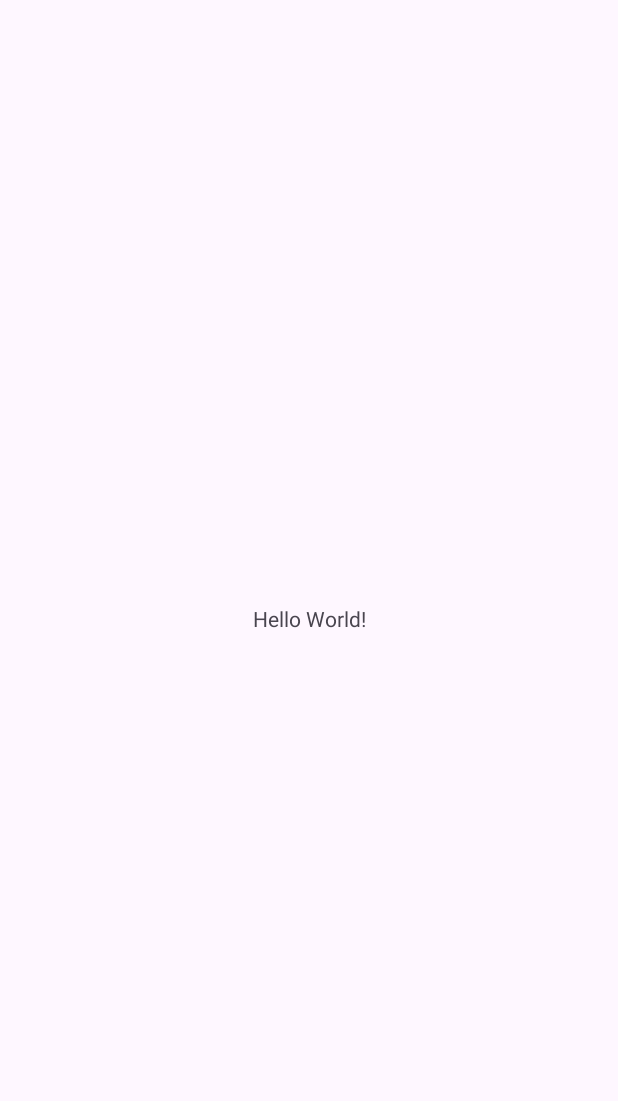
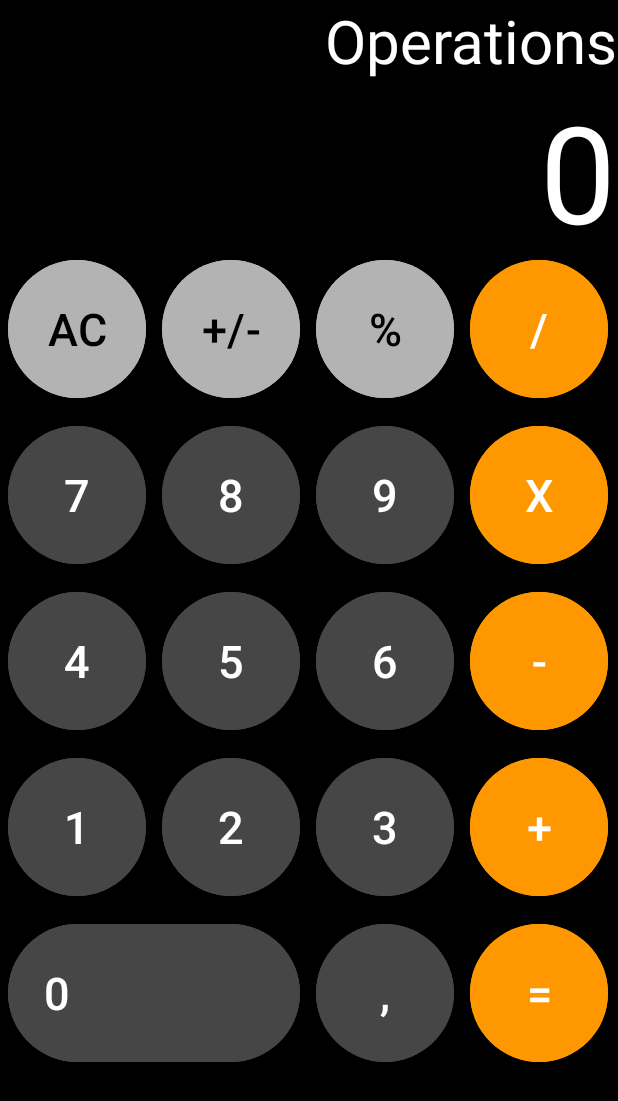
Before and after one commit to Terciodecuplo/DAMSecondYear, an Android app: the screen it shows after launch (MainActivity), on a phone screen of 412 x 824 dp. Before the commit the part shown is almost empty. Shown: the top 1101 px of the screen. Run offline under Robolectric (Android 15) with nearby library versions, the phone set to English and light mode, and no system bars.

Commit message:
created vertical screen with TableLayout

```diff
--- a/Modulos/PMDM/iOSMirrorCalculator/app/src/main/res/layout/activity_main.xml
+++ b/Modulos/PMDM/iOSMirrorCalculator/app/src/main/res/layout/activity_main.xml
@@ -1,18 +1,208 @@
 <?xml version="1.0" encoding="utf-8"?>
-<androidx.constraintlayout.widget.ConstraintLayout xmlns:android="http://schemas.android.com/apk/res/android"
+<TableLayout xmlns:android="http://schemas.android.com/apk/res/android"
     xmlns:app="http://schemas.android.com/apk/res-auto"
     xmlns:tools="http://schemas.android.com/tools"
     android:layout_width="match_parent"
     android:layout_height="match_parent"
+    android:background="@color/black"
+    android:stretchColumns="*"
     tools:context=".MainActivity">
 
-    <TextView
-        android:layout_width="wrap_content"
-        android:layout_height="wrap_content"
-        android:text="Hello World!"
-        app:layout_constraintBottom_toBottomOf="parent"
-        app:layout_constraintEnd_toEndOf="parent"
-        app:layout_constraintStart_toStartOf="parent"
-        app:layout_constraintTop_toTopOf="parent" />
+    <TableRow>
 
-</androidx.constraintlayout.widget.ConstraintLayout>
+        <TextView
+            android:layout_span="4"
+            android:text="Operations"
+            android:textAlignment="textEnd"
+            android:textColor="@color/white"
+            android:textSize="40dp" />
+    </TableRow>
+
+    <TableRow>
+
+        <TextView
+            android:layout_height="100dp"
+            android:layout_marginBottom="10dp"
+            android:layout_span="4"
+            android:text="0"
+            android:textAlignment="textEnd"
+            android:textColor="@color/white"
+            android:textSize="90dp" />
+    </TableRow>
+
+    <TableRow>
+
+        <Button
+            android:layout_height="100dp"
+            android:layout_margin="5dp"
+            android:backgroundTint="@color/light_grey"
+            android:text="AC"
+            android:textAlignment="center"
+            android:textColor="@color/black"
+            android:textSize="30dp" />
+
+        <Button
+            android:layout_height="100dp"
+            android:layout_margin="5dp"
+            android:backgroundTint="@color/light_grey"
+            android:text="+/-"
+            android:textAlignment="center"
+            android:textColor="@color/black"
+
+            android:textSize="30dp" />
+
+        <Button
+            android:layout_height="100dp"
+            android:layout_margin="5dp"
+            android:backgroundTint="@color/light_grey"
+            android:text="%"
+            android:textAlignment="center"
+            android:textColor="@color/black"
+
+            android:textSize="30dp" />
+
+        <Button
+            android:layout_height="100dp"
+            android:layout_margin="5dp"
+            android:backgroundTint="@color/orange"
+            android:text="/"
+            android:textAlignment="center"
+            android:textSize="30dp" />
+    </TableRow>
+
+    <TableRow>
+
+        <Button
+            android:layout_height="100dp"
+            android:layout_margin="5dp"
+            android:backgroundTint="@color/dark_grey"
+            android:text="7"
+            android:textAlignment="center"
+            android:textSize="30dp" />
+
+        <Button
+            android:layout_height="100dp"
+            android:layout_margin="5dp"
+            android:backgroundTint="@color/dark_grey"
+            android:text="8"
+            android:textAlignment="center"
+            android:textSize="30dp" />
+
+        <Button
+            android:layout_height="100dp"
+            android:layout_margin="5dp"
+            android:backgroundTint="@color/dark_grey"
+            android:text="9"
+            android:textAlignment="center"
+            android:textSize="30dp" />
+
+        <Button
+            android:layout_height="100dp"
+            android:layout_margin="5dp"
+            android:backgroundTint="@color/orange"
+            android:text="X"
+            android:textAlignment="center"
+            android:textSize="30dp" />
+    </TableRow>
+
+    <TableRow>
+
+        <Button
+            android:layout_height="100dp"
+            android:layout_margin="5dp"
+            android:backgroundTint="@color/dark_grey"
+            android:text="4"
+            android:textAlignment="center"
+            android:textSize="30dp" />
+
+        <Button
+            android:layout_height="100dp"
+            android:layout_margin="5dp"
+            android:backgroundTint="@color/dark_grey"
+            android:text="5"
+            android:textAlignment="center"
+            android:textSize="30dp" />
+
+        <Button
+            android:layout_height="100dp"
+            android:layout_margin="5dp"
+            android:backgroundTint="@color/dark_grey"
+            android:text="6"
+            android:textAlignment="center"
+            android:textSize="30dp" />
+
+        <Button
+            android:layout_height="100dp"
+            android:layout_margin="5dp"
+            android:backgroundTint="@color/orange"
+            android:text="-"
+            android:textAlignment="center"
+            android:textSize="30dp" />
+    </TableRow>
+
+    <TableRow>
+
+        <Button
+            android:layout_height="100dp"
+            android:layout_margin="5dp"
+            android:backgroundTint="@color/dark_grey"
+            android:text="1"
+            android:textAlignment="center"
+            android:textSize="30dp" />
+
+        <Button
+            android:layout_height="100dp"
+            android:layout_margin="5dp"
+            android:backgroundTint="@color/dark_grey"
+            android:text="2"
+            android:textAlignment="center"
+            android:textSize="30dp" />
+
+        <Button
+            android:layout_height="100dp"
+            android:layout_margin="5dp"
+            android:backgroundTint="@color/dark_grey"
+            android:text="3"
+            android:textAlignment="center"
+            android:textSize="30dp" />
+
+        <Button
+            android:layout_height="100dp"
+            android:layout_margin="5dp"
+            android:backgroundTint="@color/orange"
+            android:text="+"
+            android:textAlignment="center"
+            android:textSize="30dp" />
+
+    </TableRow>
+
+    <TableRow>
+
+        <Button
+            android:layout_height="100dp"
+            android:layout_margin="5dp"
+            android:layout_span="2"
+            android:backgroundTint="@color/dark_grey"
+            android:text="0"
+            android:textAlignment="viewStart"
+            android:textSize="30dp" />
+
+        <Button
+            android:layout_height="100dp"
+            android:layout_margin="5dp"
+            android:backgroundTint="@color/dark_grey"
+            android:text=","
+            android:textAlignment="center"
+            android:textSize="30dp" />
+
+        <Button
+            android:layout_height="100dp"
+            android:layout_margin="5dp"
+            android:backgroundTint="@color/orange"
+            android:text="="
+            android:textAlignment="center"
+            android:textSize="30dp" />
+
+    </TableRow>
+
+</TableLayout>
--- a/Modulos/PMDM/iOSMirrorCalculator/app/src/main/res/values/colors.xml
+++ b/Modulos/PMDM/iOSMirrorCalculator/app/src/main/res/values/colors.xml
@@ -2,4 +2,9 @@
 <resources>
     <color name="black">#FF000000</color>
     <color name="white">#FFFFFFFF</color>
+    <color name="orange">#FF9800</color>
+    <color name="light_grey">#B3B3B3</color>
+    <color name="dark_grey">#464646</color>
+
+
 </resources>
```
